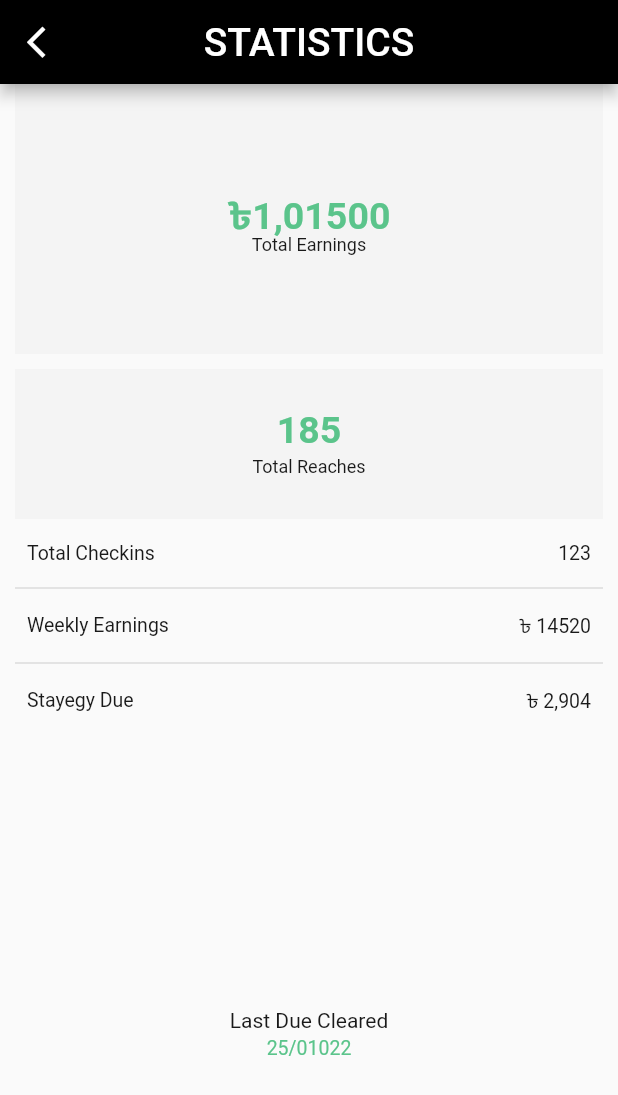
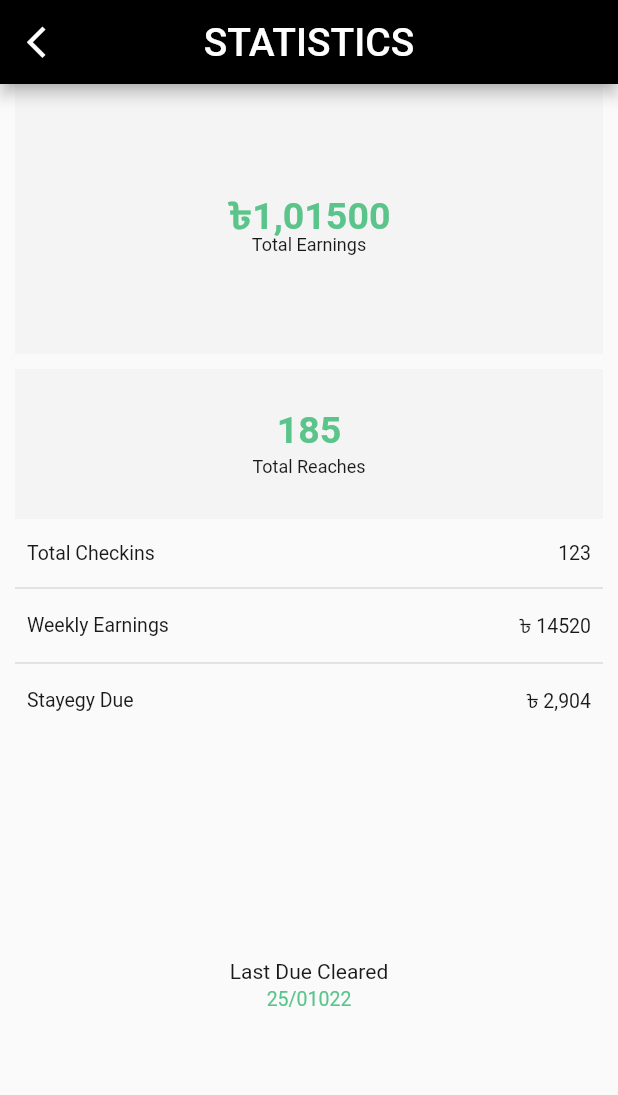
Before and after one commit to VertexAlien/STAYEGY_HOST, a Flutter app: the StatisticsPage screen opened directly, on a phone screen of 412 x 824 dp. Shown: the top 1095 px of the screen. Run offline on Flutter 3.47's test engine with Material 2 defaults, Android fonts, the phone set to English and light mode, and no system bars; our stand-ins replace bloc, carousel_slider, cloud_firestore, equatable, firebase_auth, firebase_core and 6 more; missing offline and left inert: flappy_search_bar; accounts and stored records are empty; Roboto replaces fonts that are missing (Staatliches).

Commit message:
size fixed

```diff
--- a/lib/Screen/booking_confirm_page.dart
+++ b/lib/Screen/booking_confirm_page.dart
@@ -93,7 +93,7 @@ class _BookingConfirmPageState extends State<BookingConfirmPage> {
                     child: Padding(
                       padding: const EdgeInsets.symmetric(horizontal: 20),
                       child: Container(
-                        height: MediaQuery.of(context).size.height,
+                        height: MediaQuery.of(context).size.height - AppBar().preferredSize.height,
                         child: Column(
                           children: [
                             //Information part start
--- a/lib/Screen/check_in_page.dart
+++ b/lib/Screen/check_in_page.dart
@@ -65,7 +65,7 @@ class _CheckInPageState extends State<CheckInPage> {
                 child: Padding(
                   padding: const EdgeInsets.symmetric(horizontal: 20),
                   child: Container(
-                    height: MediaQuery.of(context).size.height,
+                    height: MediaQuery.of(context).size.height - AppBar().preferredSize.height,
                     child: Column(
                       children: [
                         //Information part start
--- a/lib/Screen/check_out_page.dart
+++ b/lib/Screen/check_out_page.dart
@@ -63,7 +63,7 @@ class _CheckOutPageState extends State<CheckOutPage> {
                 child: Padding(
                   padding: const EdgeInsets.symmetric(horizontal: 20),
                   child: Container(
-                    height: MediaQuery.of(context).size.height,
+                    height: MediaQuery.of(context).size.height - AppBar().preferredSize.height,
                     child: Column(
                       children: [
                         //Information part start
--- a/lib/Screen/home_page.dart
+++ b/lib/Screen/home_page.dart
@@ -209,8 +209,8 @@ class _HomePageState extends State<HomePage> {
                                               onTap: () => Navigator.push(context, CupertinoPageRoute(builder: (_) => RoomStatus())),
                                               child: Card(
                                                 margin: EdgeInsets.fromLTRB(3, 5, 3, 5),
-                                                // color: Color(0xff5aa469),
-                                                color: Colors.primaries[Random().nextInt(Colors.primaries.length)],
+                                                color: Color(0xff5aa469),
+                                                // color: Colors.primaries[Random().nextInt(Colors.primaries.length)],
                                                 child: Center(
                                                   child: Text(
                                                     'Room ${state.hotel.rooms[index]}',
--- a/lib/Screen/statistics.dart
+++ b/lib/Screen/statistics.dart
@@ -35,9 +35,8 @@ class _StatisticsPageState extends State<StatisticsPage> {
             ),
           ),
         ),
-        body: SingleChildScrollView(
-          child: Container(
-            height: MediaQuery.of(context).size.height,
+        body: Container(
+          height: MediaQuery.of(context).size.height - AppBar().preferredSize.height,
           width: MediaQuery.of(context).size.width,
           padding: EdgeInsets.only(left: 10, right: 10),
           child: Column(
@@ -136,9 +135,6 @@ class _StatisticsPageState extends State<StatisticsPage> {
                   ],
                 ),
               ),
-                SizedBox(
-                  height: 10,
-                ),
               Expanded(
                 child: Column(
                   mainAxisAlignment: MainAxisAlignment.center,
@@ -156,7 +152,6 @@ class _StatisticsPageState extends State<StatisticsPage> {
               ),
             ],
           ),
-          ),
         ));
   }
 }
```
Also changed, not shown: lib/Screen/price_page.dart (+1 -7 lines). Lines whose indentation alone changed are shown as unchanged.
